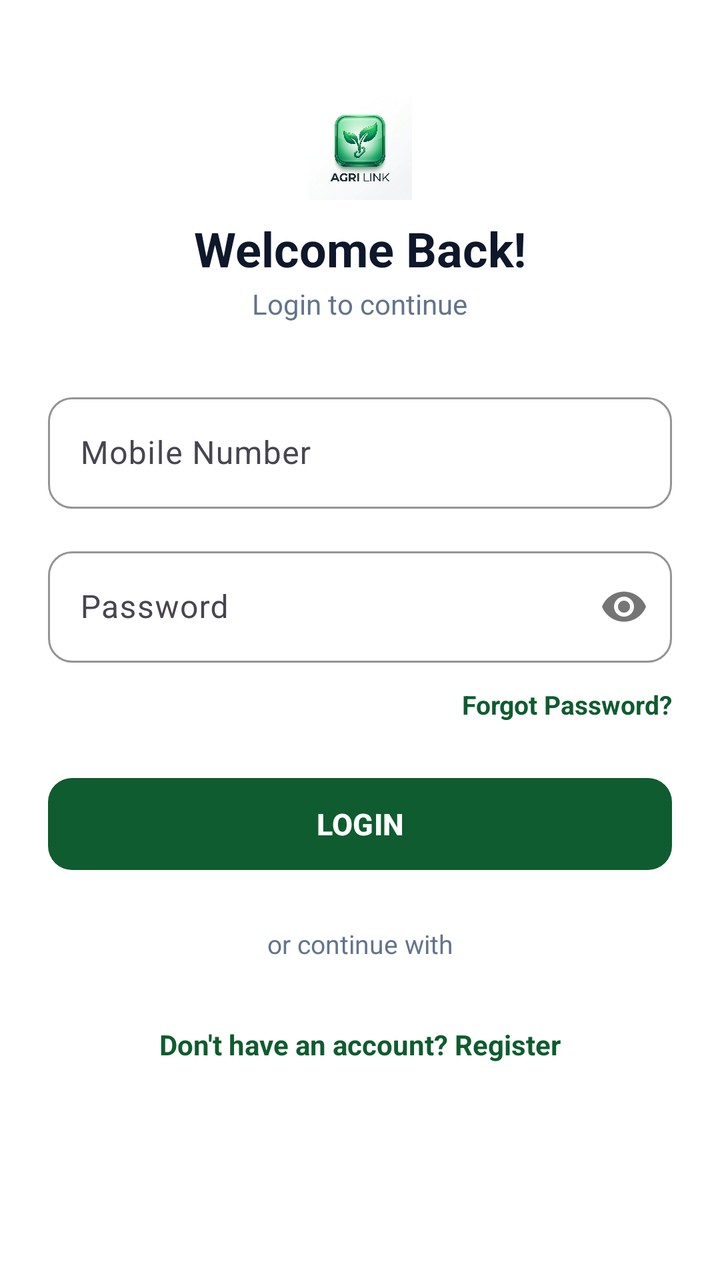
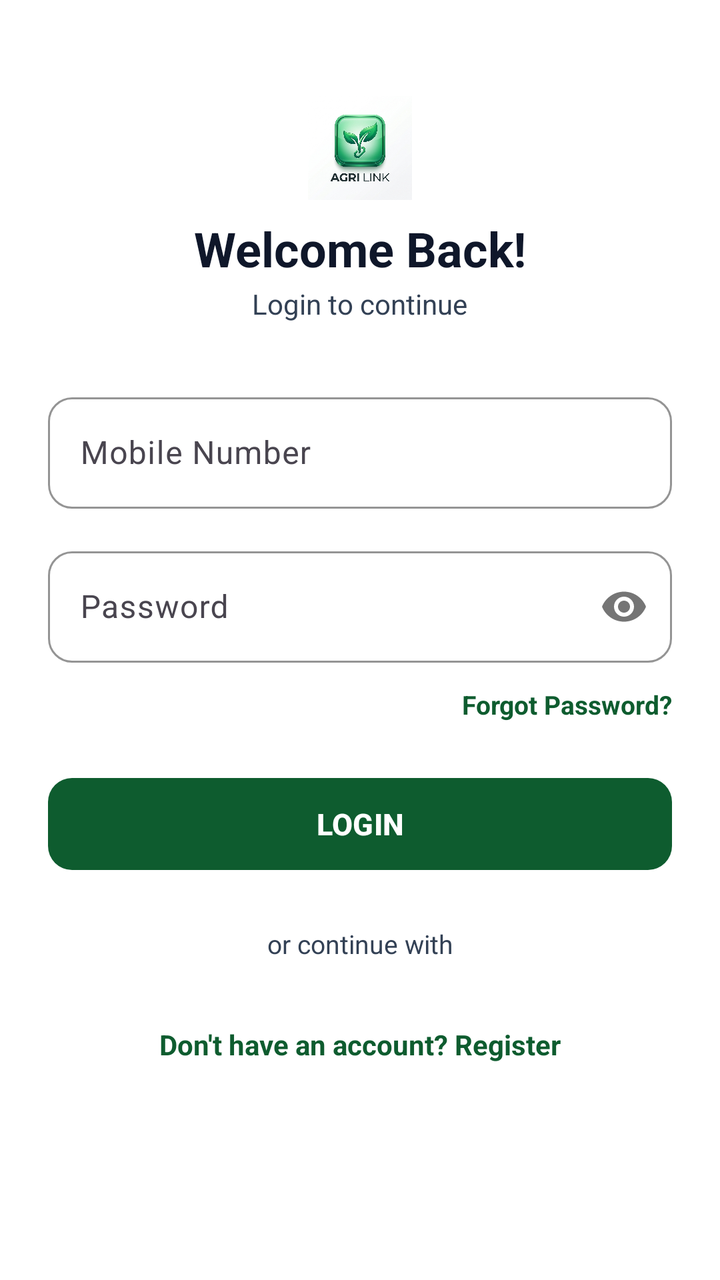

An Android layout rendered at two revisions. The XML below is the earlier revision; the diff shows what the commit changed to produce the second picture.
<!-- AndroidManifest.xml: activity theme Theme.AgriLink.NoActionBar -->
<!-- res/layout/activity_login.xml -->
<?xml version="1.0" encoding="utf-8"?>
<ScrollView xmlns:android="http://schemas.android.com/apk/res/android"
    xmlns:app="http://schemas.android.com/apk/res-auto"
    android:layout_width="match_parent"
    android:layout_height="match_parent"
    android:background="@color/white"
    android:fillViewport="true">

    <LinearLayout
        android:layout_width="match_parent"
        android:layout_height="wrap_content"
        android:orientation="vertical"
        android:paddingHorizontal="24dp"
        android:paddingTop="36dp"
        android:paddingBottom="24dp">

        
        <LinearLayout
            android:layout_width="wrap_content"
            android:layout_height="wrap_content"
            android:layout_gravity="center"
            android:layout_marginTop="12dp"
            android:gravity="center"
            android:orientation="vertical">

            <ImageView
                android:layout_width="52dp"
                android:layout_height="52dp"
                android:scaleType="fitCenter"
                android:src="@drawable/logo1" />

            <TextView
                android:layout_width="wrap_content"
                android:layout_height="wrap_content"
                android:layout_marginTop="8dp"
                android:text="Welcome Back!"
                android:textColor="@color/text_dark"
                android:textSize="24sp"
                android:textStyle="bold" />

            <TextView
                android:layout_width="wrap_content"
                android:layout_height="wrap_content"
                android:layout_marginTop="2dp"
                android:text="Login to continue"
                android:textColor="@color/text_muted"
                android:textSize="14sp" />
        </LinearLayout>

        
        <com.google.android.material.textfield.TextInputLayout
            style="@style/Widget.Material3.TextInputLayout.OutlinedBox"
            android:layout_width="match_parent"
            android:layout_height="wrap_content"
            android:layout_marginTop="32dp"
            android:hint="Mobile Number"
            app:boxCornerRadiusBottomEnd="12dp"
            app:boxCornerRadiusBottomStart="12dp"
            app:boxCornerRadiusTopEnd="12dp"
            app:boxCornerRadiusTopStart="12dp"
            app:boxStrokeColor="@color/primary_green"
            app:prefixText="+91 ">

            <com.google.android.material.textfield.TextInputEditText
                android:id="@+id/etMobile"
                android:layout_width="match_parent"
                android:layout_height="wrap_content"
                android:inputType="phone"
                android:textSize="16sp" />
        </com.google.android.material.textfield.TextInputLayout>

        
        <com.google.android.material.textfield.TextInputLayout
            style="@style/Widget.Material3.TextInputLayout.OutlinedBox"
            android:layout_width="match_parent"
            android:layout_height="wrap_content"
            android:layout_marginTop="16dp"
            android:hint="Password"
            app:boxCornerRadiusBottomEnd="12dp"
            app:boxCornerRadiusBottomStart="12dp"
            app:boxCornerRadiusTopEnd="12dp"
            app:boxCornerRadiusTopStart="12dp"
            app:boxStrokeColor="@color/primary_green"
            app:passwordToggleEnabled="true">

            <com.google.android.material.textfield.TextInputEditText
                android:id="@+id/etPassword"
                android:layout_width="match_parent"
                android:layout_height="wrap_content"
                android:inputType="textPassword"
                android:textSize="16sp" />
        </com.google.android.material.textfield.TextInputLayout>

        <TextView
            android:id="@+id/tvForgotPassword"
            android:layout_width="wrap_content"
            android:layout_height="wrap_content"
            android:layout_gravity="end"
            android:layout_marginTop="12dp"
            android:text="Forgot Password?"
            android:textColor="@color/primary_green"
            android:textSize="13sp"
            android:textStyle="bold" />

        
        <com.google.android.material.button.MaterialButton
            android:id="@+id/btnLogin"
            android:layout_width="match_parent"
            android:layout_height="54dp"
            android:layout_marginTop="24dp"
            android:text="LOGIN"
            android:textColor="@color/white"
            android:textSize="15sp"
            android:textStyle="bold"
            app:backgroundTint="@color/primary_green"
            app:cornerRadius="12dp"
            app:elevation="2dp" />

        <TextView
            android:layout_width="wrap_content"
            android:layout_height="wrap_content"
            android:layout_gravity="center"
            android:layout_marginTop="24dp"
            android:text="or continue with"
            android:textColor="@color/text_muted"
            android:textSize="13sp" />

        
        <TextView
            android:id="@+id/tvRegister"
            android:layout_width="wrap_content"
            android:layout_height="wrap_content"
            android:layout_gravity="center"
            android:layout_marginTop="32dp"
            android:text="Don't have an account? Register"
            android:textColor="@color/primary_green"
            android:textSize="14sp"
            android:textStyle="bold" />

    </LinearLayout>

</ScrollView>
<!-- resources referenced by this layout -->
<resources>
  <color name="primary_green">#0E5C2F</color>
  <color name="text_dark">#0F172A</color>
  <color name="text_muted">#64748B</color>
  <color name="white">#FFFFFF</color>
  <!-- drawable logo1: png bitmap (drawable, 403392 bytes) -->
  <style name="Theme.AgriLink.NoActionBar">
          <item name="windowActionBar">false</item>
          <item name="windowNoTitle">true</item>
      </style>
</resources>

<!-- the commit's change to res/layout/activity_login.xml (unified diff, before → after) -->
@@ -59,13 +59,16 @@
             app:boxCornerRadiusTopEnd="12dp"
             app:boxCornerRadiusTopStart="12dp"
             app:boxStrokeColor="@color/primary_green"
-            app:prefixText="+91 ">
+            app:prefixText="+91 "
+            app:prefixTextColor="@color/text_dark">
 
             <com.google.android.material.textfield.TextInputEditText
                 android:id="@+id/etMobile"
                 android:layout_width="match_parent"
                 android:layout_height="wrap_content"
                 android:inputType="phone"
+                android:textColor="@color/text_dark"
+                android:textColorHint="@color/text_muted"
                 android:textSize="16sp" />
         </com.google.android.material.textfield.TextInputLayout>
 
@@ -88,6 +91,8 @@
                 android:layout_width="match_parent"
                 android:layout_height="wrap_content"
                 android:inputType="textPassword"
+                android:textColor="@color/text_dark"
+                android:textColorHint="@color/text_muted"
                 android:textSize="16sp" />
         </com.google.android.material.textfield.TextInputLayout>
 
<!-- resource entries referenced after the edit -->
@@ -2,7 +2,7 @@
 <resources>
   <color name="primary_green">#0E5C2F</color>
   <color name="text_dark">#0F172A</color>
-  <color name="text_muted">#64748B</color>
+  <color name="text_muted">#334155</color>
   <color name="white">#FFFFFF</color>
   <!-- drawable logo1: png bitmap (drawable, 403392 bytes) -->
   <style name="Theme.AgriLink.NoActionBar">
